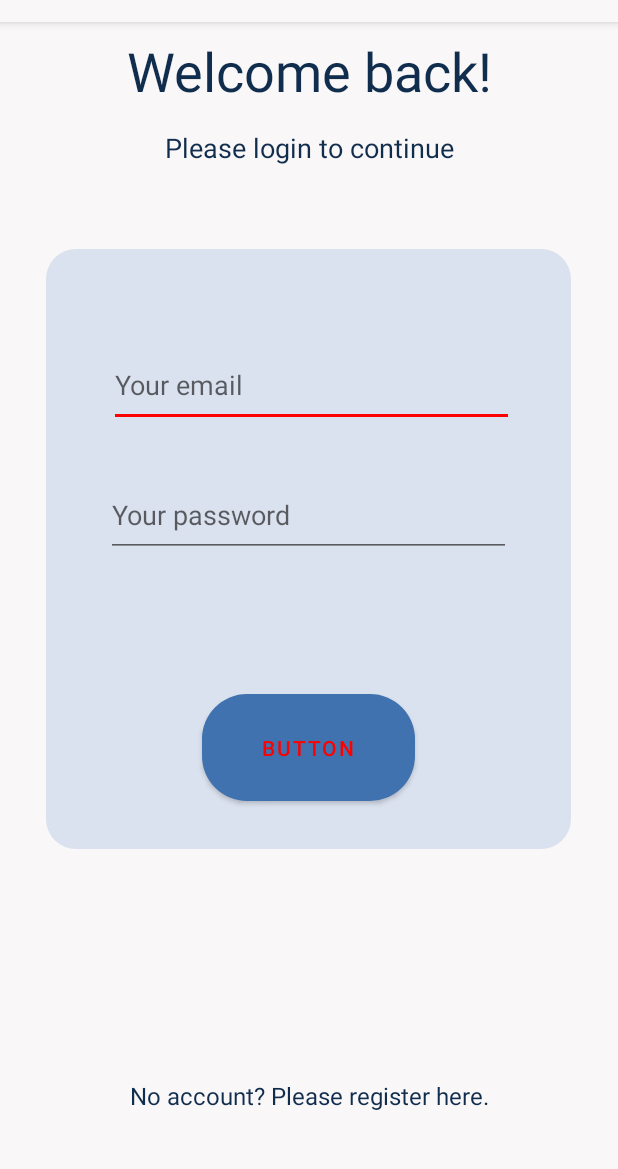
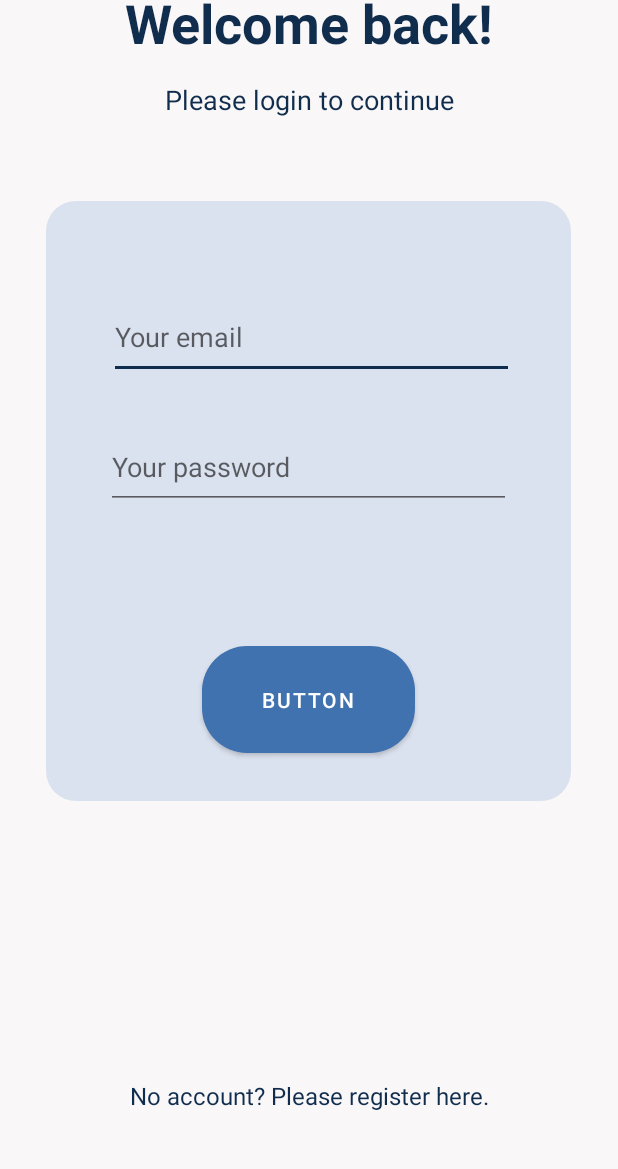
Before and after one commit to dominikcedro/VaccinesApp, an Android app: the screen it shows after launch (LoginActivity), on a phone screen of 412 x 824 dp, the part 62-1231 px from its top. Run offline under Robolectric (Android 15) with nearby library versions, the phone set to English and light mode, and no system bars.

Commit message:
UPDATE finished login activity, changed colors to final theme

```diff
--- a/app/src/main/res/layout/activity_login.xml
+++ b/app/src/main/res/layout/activity_login.xml
@@ -11,13 +11,14 @@
         android:layout_width="392dp"
         android:layout_height="55dp"
         android:layout_marginStart="16dp"
-        android:layout_marginTop="8dp"
+        android:layout_marginTop="32dp"
         android:layout_marginEnd="16dp"
         android:width="200dp"
         android:height="60dp"
         android:text="Welcome back!"
+        android:textAlignment="center"
         android:textSize="36sp"
-        android:textAlignment="center"
+        android:textStyle="bold"
         app:layout_constraintEnd_toEndOf="parent"
         app:layout_constraintStart_toStartOf="parent"
         app:layout_constraintTop_toTopOf="parent" />
--- a/app/src/main/res/values/colors.xml
+++ b/app/src/main/res/values/colors.xml
@@ -10,7 +10,7 @@
 
     <color name="red">#FF0000</color>
 <!-- color theme for the app   -->
-    <color name="textColor">#112D4E</color>
+    <color name="darkColor">#112D4E</color>
     <color name="primaryColor">#3F72AF</color>
     <color name="fieldColor">#DBE2EF</color>
     <color name="backgroundColor">#F9F7F7</color>
--- a/app/src/main/res/values/themes.xml
+++ b/app/src/main/res/values/themes.xml
@@ -2,18 +2,21 @@
     <!-- Base application theme. -->
     <style name="Theme.VaccineApp" parent="Theme.MaterialComponents.DayNight.DarkActionBar">
         <!-- Primary brand color. -->
+        <item name="windowNoTitle">true</item>
+        <item name="windowActionBar">false</item>
+
         <item name="colorPrimary">@color/primaryColor</item>
-        <item name="colorPrimaryVariant">@color/red</item>
-        <item name="colorOnPrimary">@color/red</item>
+        <item name="colorPrimaryVariant">@color/darkColor</item>
+        <item name="colorOnPrimary">@color/white</item>
         <!-- Secondary brand color. -->
-        <item name="colorSecondary">@color/red</item>
+        <item name="colorSecondary">@color/darkColor</item>
         <item name="colorSecondaryVariant">@color/red</item>
         <item name="colorOnSecondary">@color/red</item>
         <!-- Status bar color. -->
         <item name="android:statusBarColor">?attr/colorPrimaryVariant</item>
         <!-- Customize your theme here. -->
         <item name="android:background">@color/backgroundColor</item>
-        <item name="android:textColor">@color/textColor</item>
+        <item name="android:textColor">@color/darkColor</item>
     </style>
 
     <style name="Theme.VaccineApp.NoActionBar">
```
Also changed, not shown: 2 other files.
